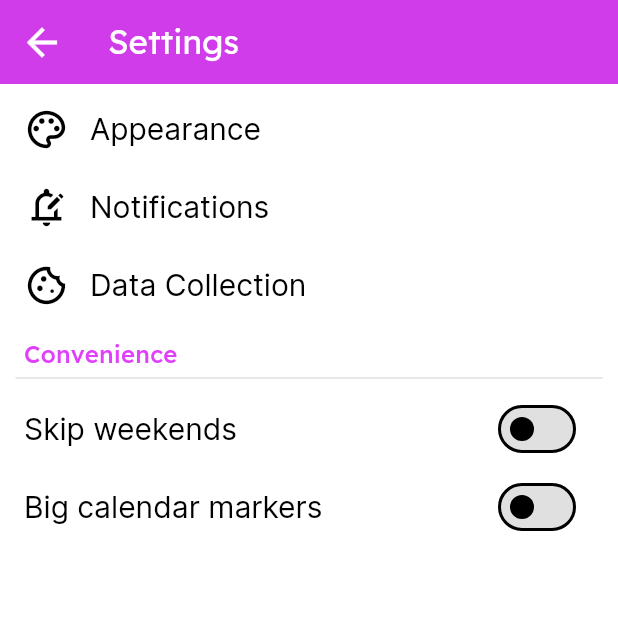
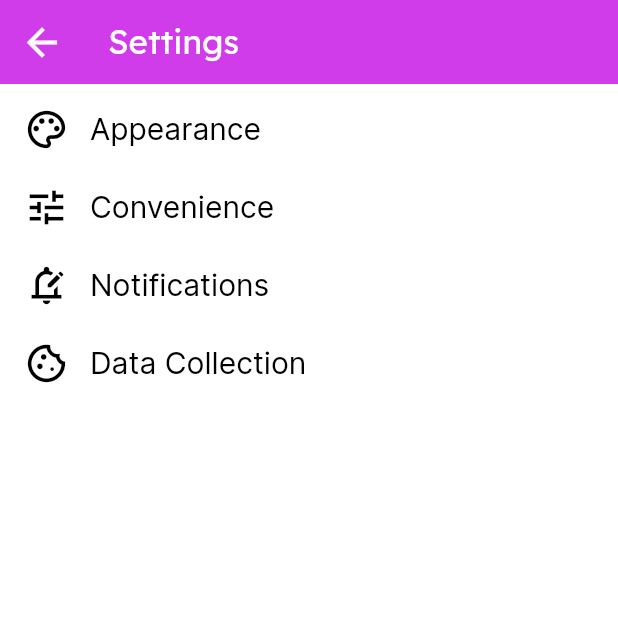
Before and after one commit to App-Elevate/AUT.aplikace-legacy, a Flutter app: the SettingsScreen screen opened directly, on a phone screen of 412 x 824 dp, the top half of it. Run offline on Flutter 3.47's test engine with Material 3 defaults, Android fonts, the phone set to English and light mode, and no system bars; our stand-ins replace awesome_notifications, firebase_analytics, firebase_core, firebase_crashlytics, flutter_secure_storage, flutter_svg and 10 more; missing offline and left inert: background_fetch, canteenlib, enum_to_string, icons_flutter; accounts and stored records are empty; statements that could not run were skipped; project files that could hold a hidden picture were left out.

Commit message:
move convenience settings to convenience screen

```diff
--- a/lib/pages_new/settings.dart
+++ b/lib/pages_new/settings.dart
@@ -1,12 +1,10 @@
 import 'package:autojidelna/classes_enums/spacing.dart';
 import 'package:autojidelna/pages_new/appearance.dart';
+import 'package:autojidelna/pages_new/convenience.dart';
 import 'package:autojidelna/pages_new/data_collection.dart';
 import 'package:autojidelna/pages_new/notifications.dart';
-import 'package:autojidelna/providers.dart';
 import 'package:autojidelna/shared_widgets/settings/custom_divider.dart';
-import 'package:autojidelna/shared_widgets/settings/section_title.dart';
 import 'package:flutter/material.dart';
-import 'package:provider/provider.dart';
 
 class SettingsScreen extends StatelessWidget {
   const SettingsScreen({super.key});
@@ -25,6 +23,11 @@ class SettingsScreen extends StatelessWidget {
               onTap: () => Navigator.of(context).push(MaterialPageRoute(builder: (context) => const AppearanceScreen())),
             ),
             ListTile(
+              leading: const Icon(Icons.tune_outlined),
+              title: const Text("Convenience"),
+              onTap: () async => Navigator.of(context).push(MaterialPageRoute(builder: (context) => const ConvenienceScreen())),
+            ),
+            ListTile(
               leading: const Icon(Icons.edit_notifications_outlined),
               title: const Text("Notifications"),
               onTap: () async => Navigator.of(context).push(MaterialPageRoute(builder: (context) => const NotificationScreen())),
@@ -34,27 +37,7 @@ class SettingsScreen extends StatelessWidget {
               title: const Text("Data Collection"),
               onTap: () => Navigator.of(context).push(MaterialPageRoute(builder: (context) => const DataCollectionScreen())),
             ),
-            const SectionTitle("Convenience"),
-            // TODO: implement this
-            // skip weekends switch
-            Selector<AppearancePreferences, ({bool read, Function(bool) set})>(
-              selector: (_, p1) => (read: p1.skipWeekends, set: p1.setSkipWeekends),
-              builder: (context, skipWeekends, child) => SwitchListTile(
-                title: const Text("Skip weekends"),
-                value: skipWeekends.read,
-                onChanged: skipWeekends.set,
-              ),
-            ),
-            // TODO: implement this
-            // big calendar markers switch
-            Selector<AppearancePreferences, ({bool read, Function(bool) set})>(
-              selector: (_, p1) => (read: p1.bigCalendarMarkers, set: p1.setCalendarMarkers),
-              builder: (context, bigCalendarMarkers, child) => SwitchListTile(
-                title: const Text("Big calendar markers"),
-                value: bigCalendarMarkers.read,
-                onChanged: bigCalendarMarkers.set,
-              ),
-            ),
+            const CustomDivider(),
           ],
         ),
       ),
```
Also changed, not shown: lib/pages_new/convenience.dart (added, +44 -0 lines).
